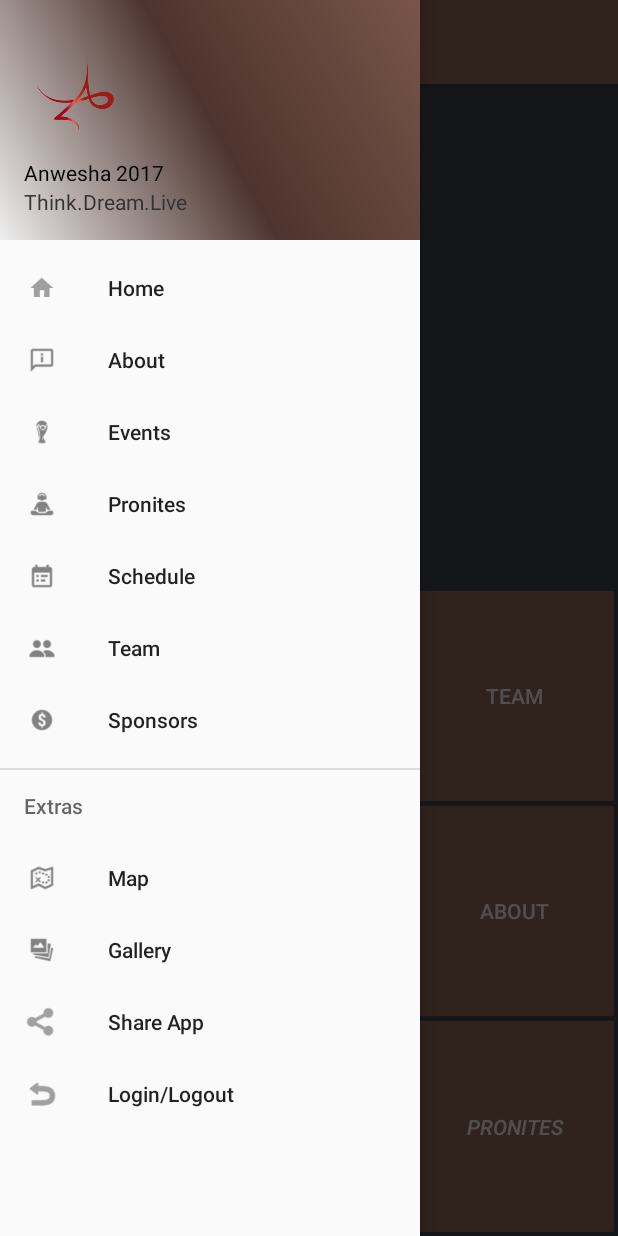
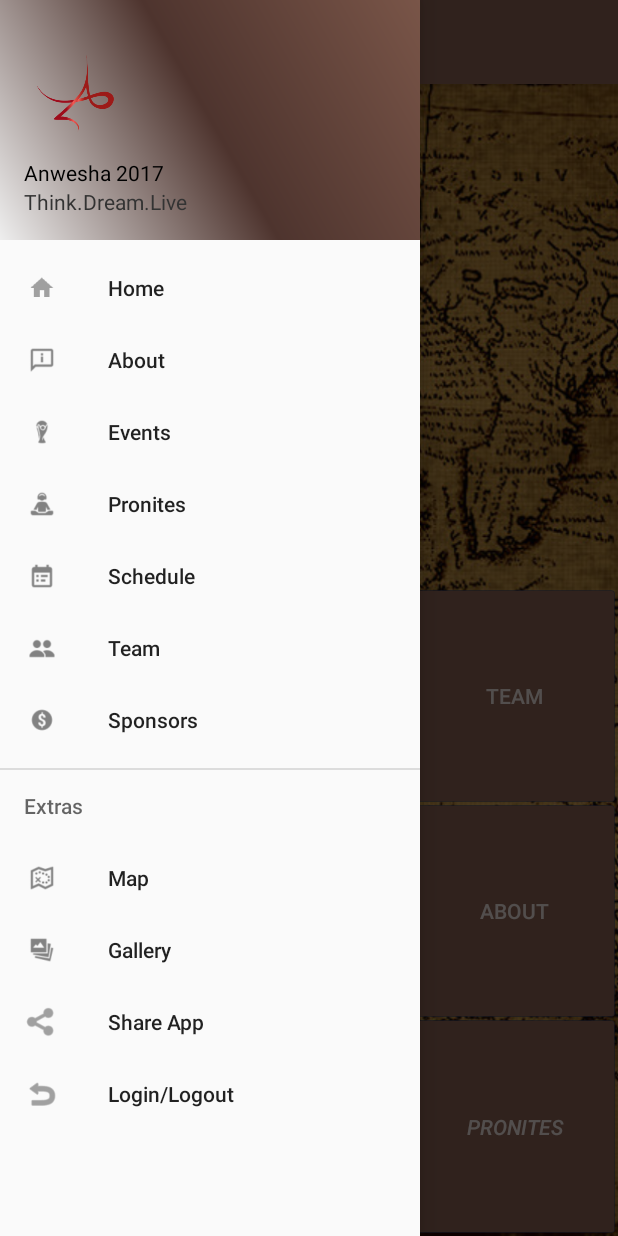
Before and after one commit to Njack-IITP/Anwesha17-android, an Android app: the Home screen opened directly, with no data from a screen before it, with the side drawer open, on a phone screen of 412 x 824 dp. Run offline under Robolectric (Android 15) with nearby library versions, the phone set to English and light mode, and no system bars; our stand-ins replace Volley; libraries missing offline, so code that uses them is left out: com.daimajia.slider; plain views replace SliderLayout; network calls fail; 12 statements that could not run were skipped.

Commit message:
small fixes

```diff
--- a/app/build.gradle
+++ b/app/build.gradle
@@ -6,7 +6,7 @@ android {
 
     defaultConfig {
         applicationId "in.ac.iitp.anwesha"
-        minSdkVersion 15
+        minSdkVersion 16
         targetSdkVersion 24
         versionCode 1
         versionName "1.0"
--- a/app/src/main/res/drawable/home_button.xml
+++ b/app/src/main/res/drawable/home_button.xml
@@ -7,7 +7,7 @@
         android:height="25dp"/>
     <corners android:radius="2dp"/>
     <!-- <solid android:color="#8f6803ce"/> -->
-    <solid android:color="@color/colorPrimary"/>
+    <solid android:color="@color/colorPrimary" />
     <stroke android:width="1px"
-        android:color="#55002968"/>
+        android:color="#55002968" />
 </shape>
--- a/app/src/main/res/layout/activity_home.xml
+++ b/app/src/main/res/layout/activity_home.xml
@@ -6,6 +6,13 @@
     android:layout_height="match_parent"
     android:fitsSystemWindows="true"
     tools:context="in.ac.iitp.anwesha.Home">
+
+    <ImageView
+        android:layout_width="match_parent"
+        android:layout_height="match_parent"
+        android:scaleType="centerCrop"
+        android:src="@drawable/bg"
+        android:alpha="1"/>
 
     <android.support.v4.widget.DrawerLayout xmlns:android="http://schemas.android.com/apk/res/android"
         xmlns:app="http://schemas.android.com/apk/res-auto"
--- a/app/src/main/res/layout/content_home.xml
+++ b/app/src/main/res/layout/content_home.xml
@@ -21,8 +21,8 @@
 
         <FrameLayout xmlns:android="http://schemas.android.com/apk/res/android"
             android:layout_width="match_parent"
-            android:layout_height="match_parent"
-            android:background="#32383d">
+            android:layout_height="match_parent">
+            <!--android:background="#32383d" -->
 
             <com.daimajia.slider.library.SliderLayout
                 android:id="@+id/slider"
@@ -43,8 +43,8 @@
         android:layout_weight="1.3"
         android:layout_alignParentBottom="true"
         android:orientation="vertical"
-        android:padding="2dp"
-        android:background="#32383d">
+        android:padding="2dp">
+       <!-- android:background="#32383d" -->
 
         <LinearLayout
             android:layout_width="match_parent"
@@ -68,7 +68,8 @@
                     android:background="@drawable/home_button"
                     android:onClick="onButtonClick"
                     android:text="Events"
-                    android:textColor="#bcededed" />
+                    android:textColor="#bcededed"
+                    android:alpha="0.8"/>
 
                 <TextView
                     android:id="@+id/b_home_sponser"
--- a/app/src/main/res/layout/content_sponser.xml
+++ b/app/src/main/res/layout/content_sponser.xml
@@ -5,7 +5,6 @@
     android:layout_width="match_parent"
     android:layout_height="wrap_content"
     android:orientation="vertical"
-    android:layout_marginBottom="64dp"
     xmlns:android="http://schemas.android.com/apk/res/android" >
     <LinearLayout
         android:layout_marginTop="?attr/actionBarSize"
```
Also changed, not shown: app/src/main/java/in/ac/iitp/anwesha/About.java (+13 -0 lines), app/src/main/java/in/ac/iitp/anwesha/Events.java (+13 -0 lines), app/src/main/java/in/ac/iitp/anwesha/Home.java (+10 -0 lines), app/src/main/java/in/ac/iitp/anwesha/Pronites.java (+12 -0 lines), app/src/main/java/in/ac/iitp/anwesha/Sponser.java (+12 -11 lines), app/src/main/java/in/ac/iitp/anwesha/Team.java (+11 -0 lines), app/src/main/res/drawable/nocontact.png (added), 14 other files.
